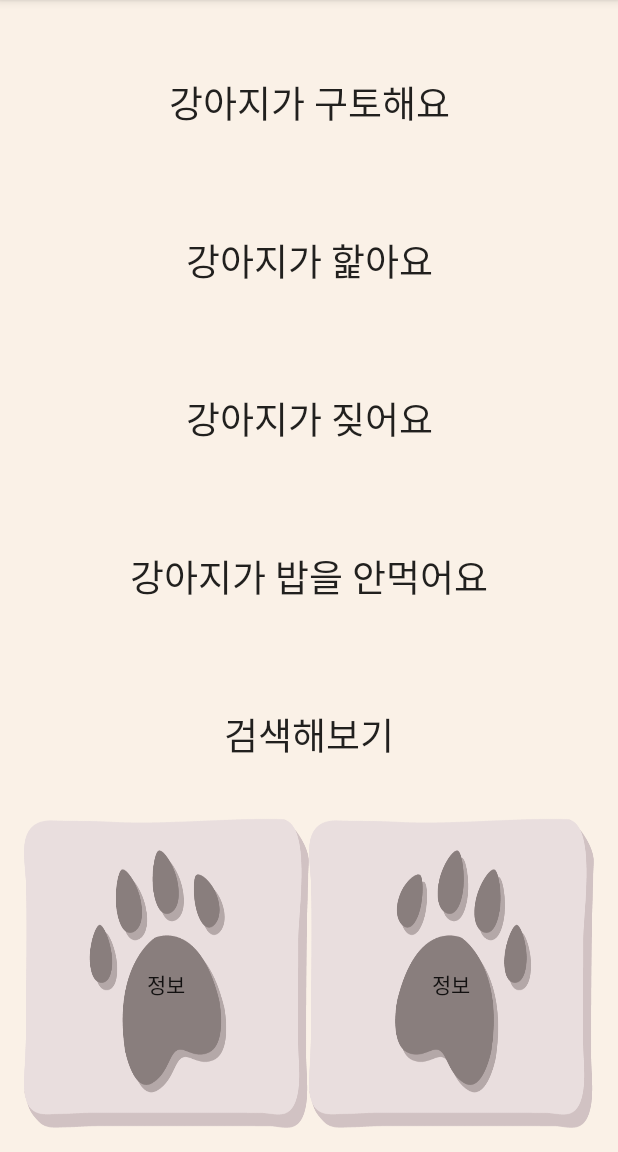
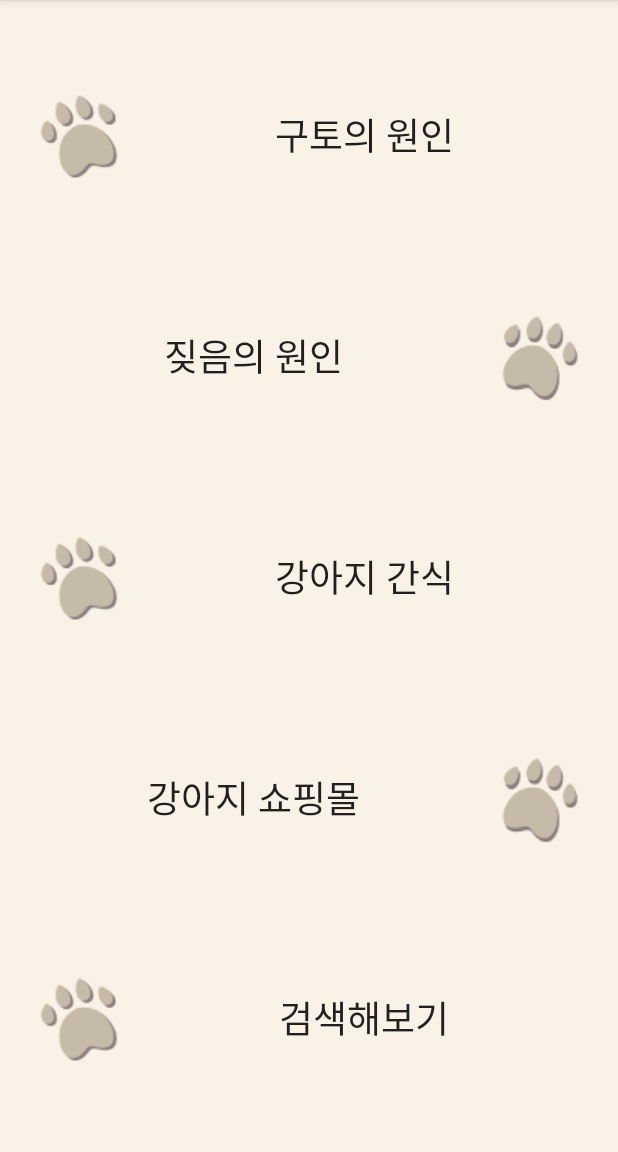
Before and after one commit to YuHyeon-Kim/DogGuideApp, an Android app: the MainActivity screen opened directly, with no data from a screen before it, on a phone screen of 412 x 824 dp, the part 84-1236 px from its top. Run offline under Robolectric (Android 15) with nearby library versions, the light colour scheme and no system bars.

Commit message:
#12 Adjust Buttons

```diff
--- a/app/src/main/res/layout/activity_main.xml
+++ b/app/src/main/res/layout/activity_main.xml
@@ -23,10 +23,12 @@
             android:text="@string/but_1"
             android:layout_width="match_parent"
             android:layout_height="match_parent"
+            android:layout_gravity="left"
             android:layout_weight="1"
             android:id="@+id/but_1"
             android:textSize="11pt"
             android:background="@color/color_1"
+            android:drawableLeft="@drawable/button1"
             />
         <Button
             android:id="@+id/but_2"
@@ -37,6 +39,7 @@
             android:text="@string/but_2"
             android:textSize="11pt"
             android:background="@color/color_1"
+            android:drawableRight="@drawable/button2"
             />
 
         <Button
@@ -49,6 +52,7 @@
             android:text="@string/but_3"
             android:textSize="11pt"
             android:background="@color/color_1"
+            android:drawableLeft="@drawable/button1"
             />
 
         <Button
@@ -60,6 +64,7 @@
             android:text="@string/but_4"
             android:textSize="11pt"
             android:background="@color/color_1"
+            android:drawableRight="@drawable/button2"
             />
         <Button
             android:text="@string/but_5"
@@ -70,32 +75,9 @@
             android:id="@+id/but_5"
             android:textSize="11pt"
             android:background="@color/color_1"
+            android:drawableLeft="@drawable/button1"
             />
         >
     </LinearLayout>
-    <LinearLayout
-        android:layout_width="match_parent"
-        android:layout_height="match_parent"
-        android:layout_weight="2.5"
-        android:orientation="horizontal">
-
-        <Button
-            android:id="@+id/mini_but_1"
-            android:layout_width="match_parent"
-            android:layout_height="match_parent"
-            android:layout_weight="1"
-            android:text="@string/mini_but_1"
-            android:background="@drawable/but_image1"
-            />
-        <Button
-            android:id="@+id/mini_but_2"
-            android:layout_width="match_parent"
-            android:layout_height="match_parent"
-            android:layout_weight="1"
-            android:text="@string/mini_but_2"
-            android:background="@drawable/but_image2"
-            />
-
-    </LinearLayout>
 
 </LinearLayout>
--- a/app/src/main/res/values/strings.xml
+++ b/app/src/main/res/values/strings.xml
@@ -1,9 +1,9 @@
 <resources>
     <string name="app_name">강아지 도우미</string>
-    <string name="but_1">강아지가 구토해요</string>
-    <string name="but_2">강아지가 핥아요</string>
-    <string name="but_3">강아지가 짖어요</string>
-    <string name="but_4">강아지가 밥을 안먹어요</string>
+    <string name="but_1">구토의 원인</string>
+    <string name="but_2">짖음의 원인</string>
+    <string name="but_3">강아지 간식</string>
+    <string name="but_4">강아지 쇼핑몰</string>
     <string name="but_5">검색해보기</string>
     <string name="text_1">우리집 강아지\n</string>
     <string name="mini_but_1">\n정보</string>
```
Also changed, not shown: app/src/main/res/drawable/button1.png (added), app/src/main/res/drawable/button2.png (added).
